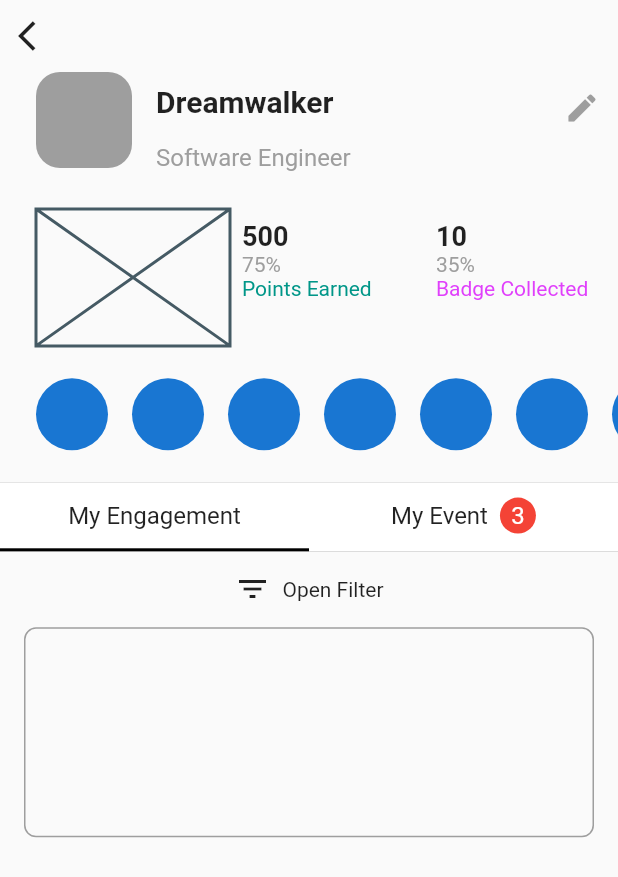
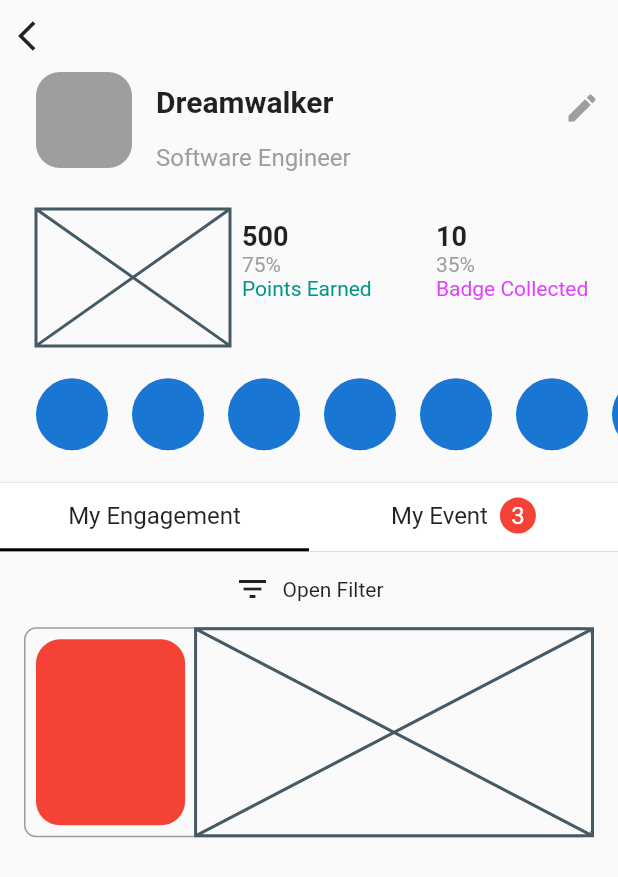
Before and after one commit to JAICHANGPARK/flutter_notebook_11th_story, a Flutter app: the IrysProfilePage screen opened directly, on a phone screen of 412 x 824 dp. Shown: the top 877 px of the screen. Run offline on Flutter 3.47's test engine with Material 2 defaults, Android fonts, the phone set to English and light mode, and no system bars; our stand-ins replace backdrop, badges, flutter_inner_drawer, flutter_slidable, flutter_swiper, google_fonts; network calls fail.

Commit message:
Update irys_profile_page.dart

```diff
--- a/lib/ep727_irys_mobile_app/ui/irys_profile_page.dart
+++ b/lib/ep727_irys_mobile_app/ui/irys_profile_page.dart
@@ -254,6 +254,23 @@ class _IrysProfilePageState extends State<IrysProfilePage> {
                                   border: Border.all(color: Colors.grey),
                                   borderRadius: BorderRadius.circular(8)
                                 ),
+
+                                child: Row(
+                                  children: [
+                                    Expanded(
+                                        flex: 3,
+                                        child: Container(
+                                          margin: EdgeInsets.all(7),
+                                          decoration: BoxDecoration(
+                                            color: Colors.red,
+                                            borderRadius: BorderRadius.circular(16)
+                                          ),
+                                        )),
+                                    Expanded(
+                                        flex: 7,
+                                        child: Placeholder()),
+                                  ],
+                                ),
                               )
                             ],
                           ))
```
